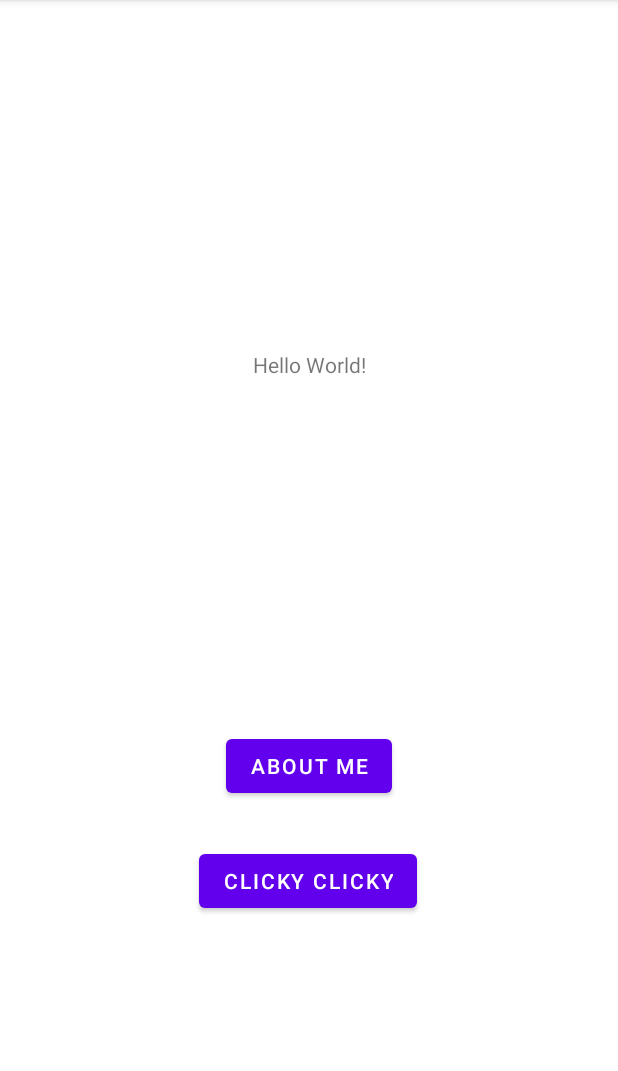
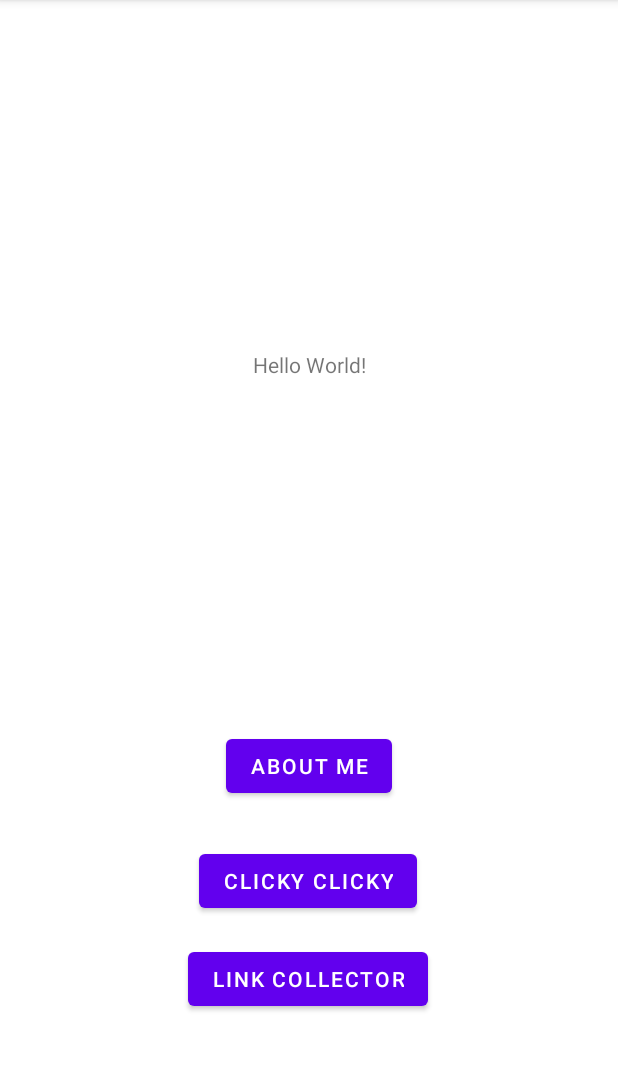
Before and after one commit to rajatbhagat/cs5520-mobile-dev, an Android app: the screen it shows after launch (MainActivity), on a phone screen of 412 x 824 dp, the part 84-1155 px from its top. Run offline under Robolectric (Android 15) with nearby library versions, the phone set to English and light mode, and no system bars; our stand-ins replace navigation-ui.

Commit message:
Added a new activity for the Link Collector

```diff
--- a/app/src/main/AndroidManifest.xml
+++ b/app/src/main/AndroidManifest.xml
@@ -9,6 +9,9 @@
         android:roundIcon="@mipmap/custom_icon_round"
         android:supportsRtl="true"
         android:theme="@style/Theme.Cs5520mobiledev">
+        <activity
+            android:name=".LinkCollectorActivity"
+            android:exported="false" />
         <activity
             android:name=".ClickyClickyActivity"
             android:exported="false" />
--- a/app/src/main/java/com/cs5520/mobile_dev/MainActivity.java
+++ b/app/src/main/java/com/cs5520/mobile_dev/MainActivity.java
@@ -56,6 +56,16 @@ public class MainActivity extends AppCompatActivity {
                 startActivity(intent);
             }
         });
+
+        Button linkCollectorButton = (Button) findViewById(R.id.button_link_collector);
+        linkCollectorButton.setOnClickListener(new View.OnClickListener() {
+            @Override
+            public void onClick(View v) {
+                Intent intent = new Intent(MainActivity.this,
+                        LinkCollectorActivity.class);
+                startActivity(intent);
+            }
+        });
     }
 
     @Override
--- a/app/src/main/res/layout/fragment_first.xml
+++ b/app/src/main/res/layout/fragment_first.xml
@@ -37,4 +37,16 @@
         app:layout_constraintStart_toStartOf="parent"
         app:layout_constraintTop_toBottomOf="@id/button_about"
         app:layout_constraintVertical_bias="0.156" />
+
+    <Button
+        android:id="@+id/button_link_collector"
+        android:layout_width="wrap_content"
+        android:layout_height="wrap_content"
+        android:text="@string/link_collector"
+        app:layout_constraintBottom_toBottomOf="parent"
+        app:layout_constraintEnd_toEndOf="parent"
+        app:layout_constraintHorizontal_bias="0.498"
+        app:layout_constraintStart_toStartOf="parent"
+        app:layout_constraintTop_toBottomOf="@id/button_clicky"
+        app:layout_constraintVertical_bias="0.156" />
 </androidx.constraintlayout.widget.ConstraintLayout>
--- a/app/src/main/res/values/strings.xml
+++ b/app/src/main/res/values/strings.xml
@@ -7,6 +7,7 @@
     <string name="next">Next</string>
     <string name="about">About Me</string>
     <string name="clicky">Clicky Clicky</string>
+    <string name="link_collector">Link Collector</string>
     <string name="previous">Previous</string>
 
     <string name="hello_first_fragment">Hello first fragment</string>
```
Also changed, not shown: app/src/main/java/com/cs5520/mobile_dev/LinkCollectorActivity.java (added, +14 -0 lines), app/src/main/res/layout/activity_link_collector.xml (added, +9 -0 lines).
